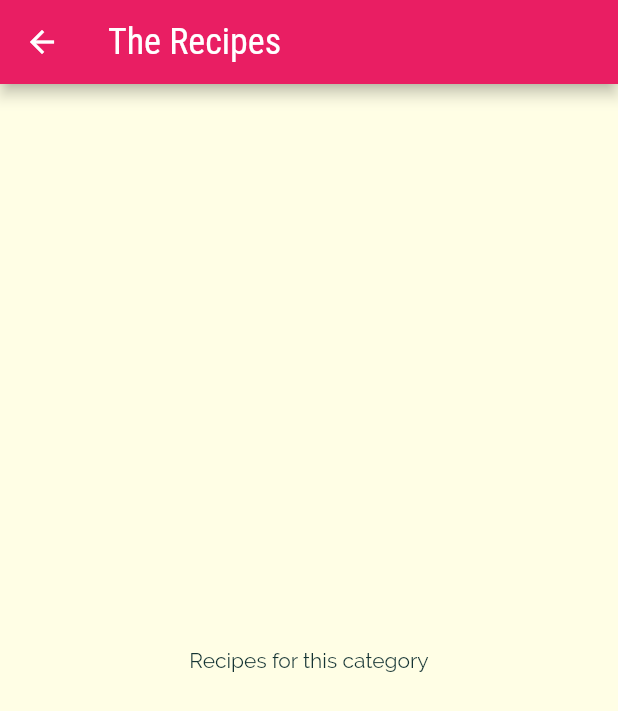
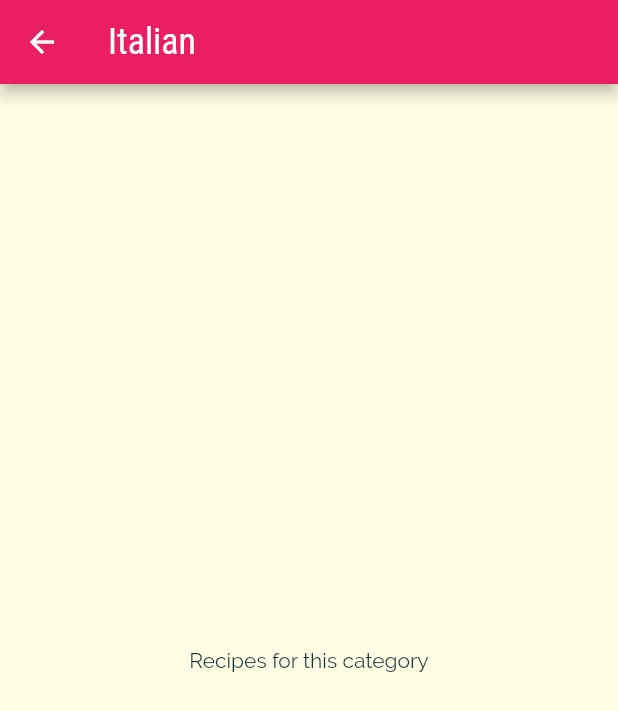
Before and after one commit to delwinbest/flutter_complete_guide, a Flutter app: the screen it shows after launch, after a tap on "Italian", on a phone screen of 412 x 824 dp. Shown: the top 711 px of the screen. Run offline on Flutter 3.47's test engine with Material 2 defaults, Android fonts, the phone set to English and light mode, and no system bars.

Commit message:
pass data into new pages

```diff
--- a/lib/categories_screen.dart
+++ b/lib/categories_screen.dart
@@ -20,7 +20,10 @@ class CategoriesScreen extends StatelessWidget {
             mainAxisSpacing: 20),
         children: DUMMY_CATEGORIES
             .map((categoryData) => CategoryItem(
-                title: categoryData.title, color: categoryData.color))
+                  title: categoryData.title,
+                  color: categoryData.color,
+                  id: categoryData.id,
+                ))
             .toList(),
       ),
     );
--- a/lib/category_item.dart
+++ b/lib/category_item.dart
@@ -4,12 +4,17 @@ import 'package:flutter_complete_guide/category_meals_screen.dart';
 class CategoryItem extends StatelessWidget {
   final String title;
   final Color color;
+  final String id;
 
-  const CategoryItem({required this.title, required this.color, super.key});
+  const CategoryItem(
+      {required this.title, required this.color, required this.id, super.key});
 
   void selectCategory(BuildContext ctx) {
     Navigator.of(ctx).push(MaterialPageRoute(builder: (_) {
-      return const CategoryMealsScreen();
+      return CategoryMealsScreen(
+        categoryId: id,
+        categoryTitle: title,
+      );
     }));
   }
 
--- a/lib/category_meals_screen.dart
+++ b/lib/category_meals_screen.dart
@@ -4,16 +4,20 @@ import 'package:flutter/src/widgets/placeholder.dart';
 import 'package:flutter/material.dart';
 
 class CategoryMealsScreen extends StatelessWidget {
-  const CategoryMealsScreen({super.key});
+  const CategoryMealsScreen(
+      {super.key, required this.categoryId, required this.categoryTitle});
+
+  final String categoryId;
+  final String categoryTitle;
 
   @override
   Widget build(BuildContext context) {
     return Scaffold(
       appBar: AppBar(
-        title: Text('The Recipes'),
+        title: Text(categoryTitle),
       ),
       body: const Center(
-        child: const Text('Recipes for this category'),
+        child: Text('Recipes for this category'),
       ),
     );
   }
```
